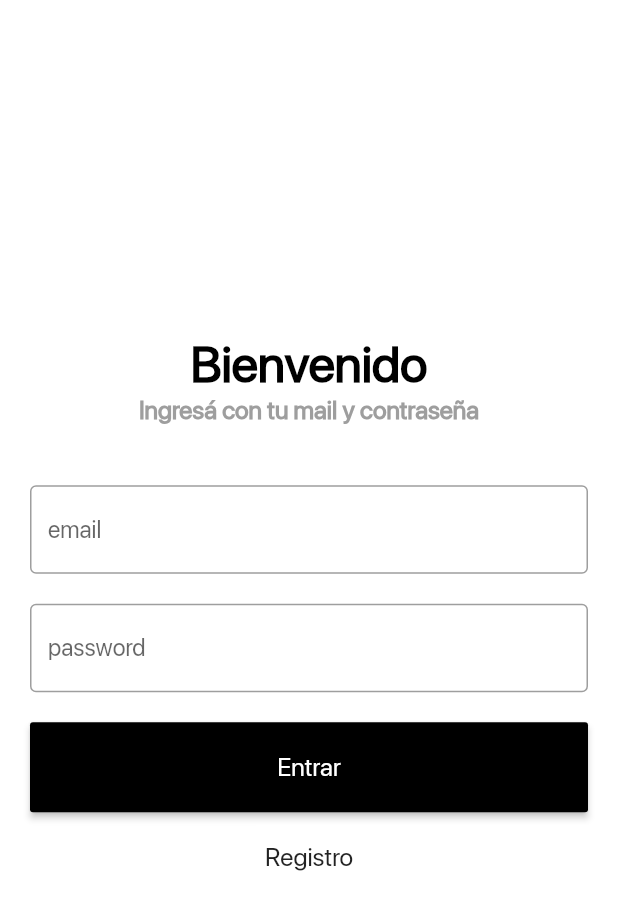
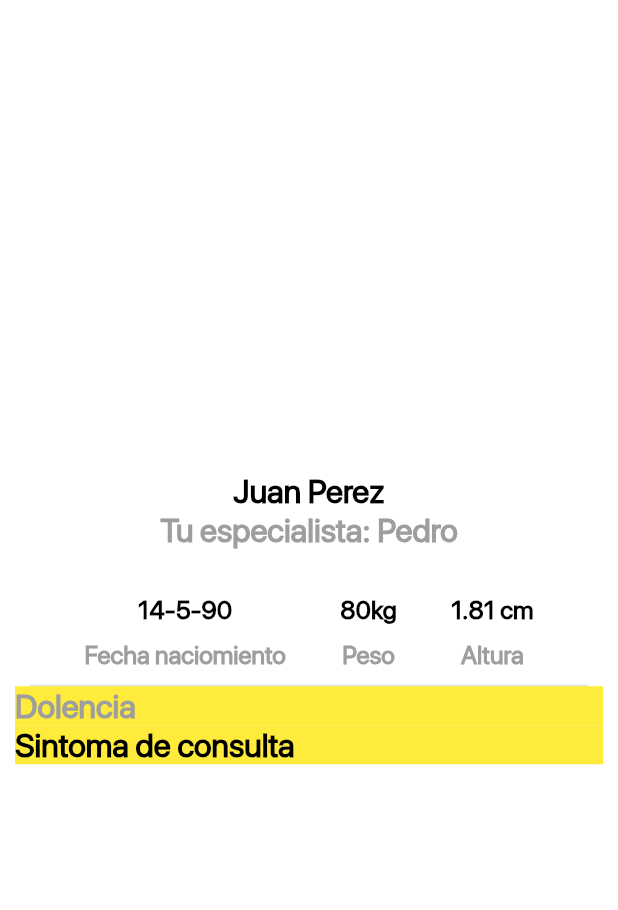
Before and after one commit to mastra/kinesop_app, a Flutter app: the screen it shows after launch, after a tap on "Entrar", on a phone screen of 412 x 824 dp. Shown: the top 910 px of the screen. Run offline on Flutter 3.47's test engine with Material 2 defaults, Android fonts, the light colour scheme and no system bars; our stand-ins replace get.

Commit message:
user screen

```diff
--- a/lib/main.dart
+++ b/lib/main.dart
@@ -1,9 +1,37 @@
 import 'package:flutter/material.dart';
 import './screen/login_screen.dart';
+import 'package:get/get.dart';
 
 void main() {
   runApp(MyApp());
 }
+
+TextStyle heading2gray = TextStyle(
+  fontSize: 28,
+  fontWeight: FontWeight.bold,
+  color: Colors.grey,
+);
+TextStyle heading3gray = TextStyle(
+  fontSize: 22,
+  fontWeight: FontWeight.bold,
+  color: Colors.grey,
+);
+
+TextStyle heading4 = TextStyle(
+  fontSize: 20,
+  fontWeight: FontWeight.bold,
+  color: Colors.black,
+);
+TextStyle heading4gray = TextStyle(
+  fontSize: 20,
+  fontWeight: FontWeight.bold,
+  color: Colors.grey,
+);
+TextStyle heading5gray = TextStyle(
+  fontSize: 17,
+  fontWeight: FontWeight.bold,
+  color: Colors.grey,
+);
 
 class MyApp extends StatelessWidget {
   // This widget is the root of your application.
@@ -12,11 +40,24 @@ class MyApp extends StatelessWidget {
     fontWeight: FontWeight.bold,
     color: Colors.black,
   );
+  final TextStyle heading2 = TextStyle(
+    fontSize: 28,
+    fontWeight: FontWeight.bold,
+    color: Colors.black,
+  );
+
+  final TextStyle heading3 = TextStyle(
+    fontSize: 22,
+    fontWeight: FontWeight.bold,
+    color: Colors.black,
+  );
+
   final TextStyle heading5 = TextStyle(
     fontSize: 17,
     fontWeight: FontWeight.bold,
-    color: Colors.grey,
+    color: Colors.black,
   );
+
   final TextStyle buttonText = TextStyle(
     fontSize: 17,
     fontWeight: FontWeight.normal,
@@ -24,7 +65,7 @@ class MyApp extends StatelessWidget {
   );
   @override
   Widget build(BuildContext context) {
-    return MaterialApp(
+    return GetMaterialApp(
       title: 'Flutter Demo',
       theme: ThemeData(
           fontFamily: 'SfPro',
@@ -32,6 +73,9 @@ class MyApp extends StatelessWidget {
           //accentColor: Colors.cyan[600],
           textTheme: TextTheme(
             headline1: heading1,
+            headline2: heading2,
+            headline3: heading3,
+            headline4: heading4,
             headline5: heading5,
             button: buttonText,
           ),
--- a/lib/screen/login_screen.dart
+++ b/lib/screen/login_screen.dart
@@ -1,4 +1,6 @@
 import 'package:flutter/material.dart';
+import 'package:get/get.dart';
+import 'package:kinesio/screen/user_screen.dart';
 
 class LoginScreen extends StatelessWidget {
   @override
@@ -42,6 +44,8 @@ class LoginScreen extends StatelessWidget {
                 width: double.infinity,
                 child: RaisedButton(
                   onPressed: () {
+                    Get.to(UserScreen());
+
                     //controller.login(emailController.text, passwordController.text);
                   },
                   child: Text("Entrar"),
--- /dev/null
+++ b/lib/screen/user_screen.dart
@@ -0,0 +1,83 @@
+import 'package:flutter/material.dart';
+import 'package:kinesio/main.dart';
+
+class UserScreen extends StatelessWidget {
+  Widget userData(BuildContext context, String title, String subTitle) {
+    return Column(
+      children: [
+        Text(
+          title,
+          style: Theme.of(context).textTheme.headline5,
+        ),
+        SizedBox(
+          height: 10,
+        ),
+        Text(
+          subTitle,
+          style: heading5gray,
+        ),
+      ],
+    );
+  }
+
+  @override
+  Widget build(BuildContext context) {
+    const divider = Divider(
+      height: 1,
+      thickness: 1,
+      indent: 10,
+      endIndent: 10,
+    );
+    return Scaffold(
+      body: Container(
+        padding: EdgeInsets.all(10),
+        color: Colors.white,
+        child: Center(
+          child: Column(
+            mainAxisAlignment: MainAxisAlignment.center,
+            children: [
+              Text(
+                "Juan Perez",
+                style: Theme.of(context).textTheme.headline3,
+              ),
+              Text(
+                "Tu especialista: Pedro",
+                style: heading3gray,
+              ),
+              SizedBox(
+                height: 20,
+              ),
+              Container(
+                padding: EdgeInsets.all(10),
+                child: Row(
+                  mainAxisAlignment: MainAxisAlignment.spaceEvenly,
+                  children: [
+                    userData(context, "14-5-90", "Fecha naciomiento"),
+                    userData(context, "80kg", "Peso"),
+                    userData(context, "1.81 cm", "Altura"),
+                  ],
+                ),
+              ),
+              divider,
+              Container(
+                color: Colors.yellow,
+                width: double.infinity,
+                child: Text(
+                  "Dolencia",
+                  style: heading3gray,
+                  textAlign: TextAlign.start,
+                ),
+              ),
+              Container(
+                color: Colors.yellow,
+                width: double.infinity,
+                child: Text("Sintoma de consulta",
+                    style: Theme.of(context).textTheme.headline3),
+              ),
+            ],
+          ),
+        ),
+      ),
+    );
+  }
+}
--- a/pubspec.yaml
+++ b/pubspec.yaml
@@ -23,6 +23,7 @@ environment:
 dependencies:
   flutter:
     sdk: flutter
+  get: ^3.13.2
 
 
   # The following adds the Cupertino Icons font to your application.
```
Also changed, not shown: pubspec.lock.
